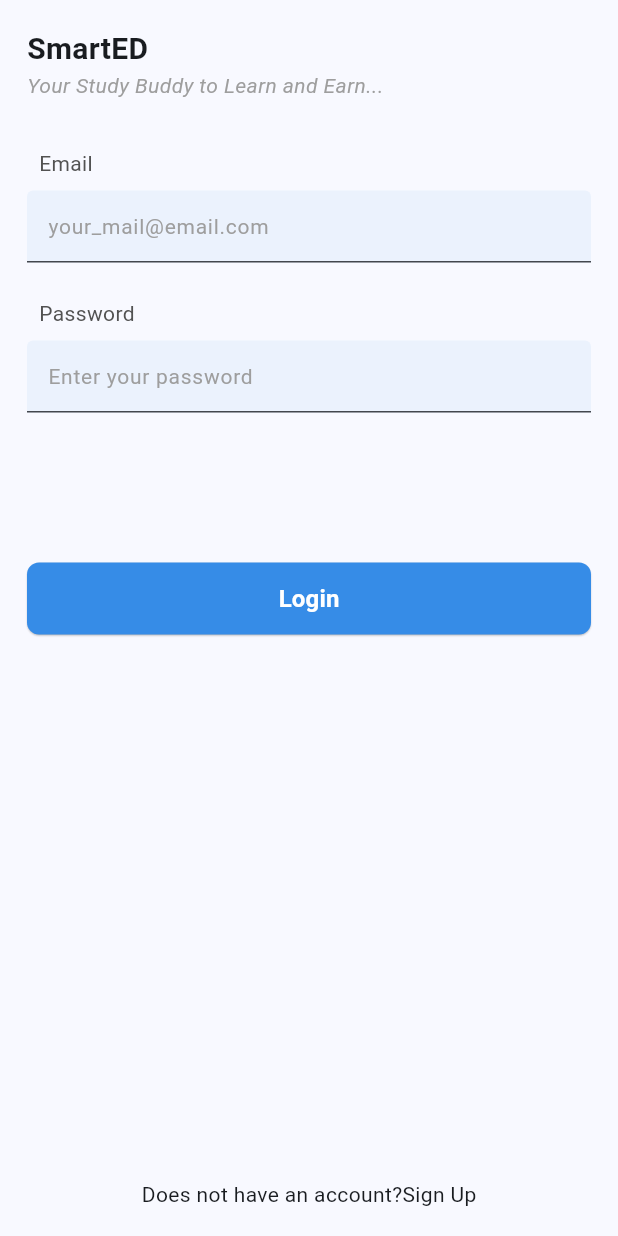
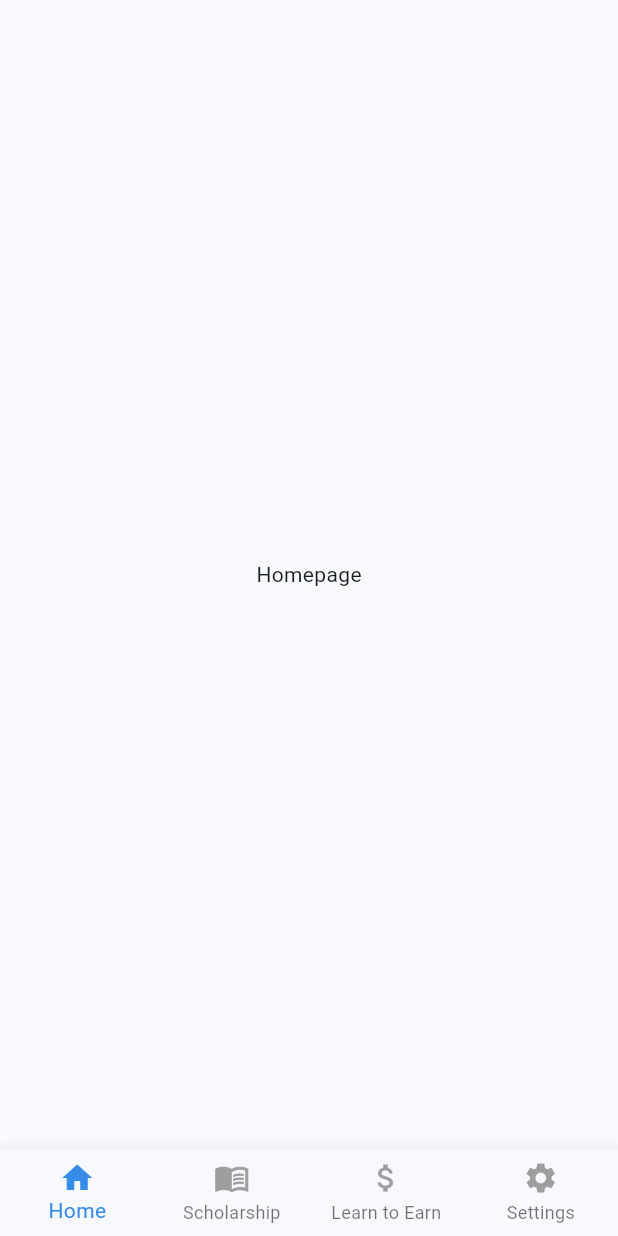
Before and after one commit to Moshood-Kausar/smart_ed, a Flutter app: the LoginScreen screen opened by its route, after a tap on "Login", on a phone screen of 412 x 824 dp. Run offline on Flutter 3.47's test engine with Material 2 defaults, Android fonts, the phone set to English and light mode, and no system bars; missing offline and left inert: flutter_inappwebview; Roboto replaces fonts that are missing (Mulish).

Commit message:
scholarship

```diff
--- a/lib/auth/login.dart
+++ b/lib/auth/login.dart
@@ -96,7 +96,11 @@ class _LoginScreenState extends State<LoginScreen> {
                     SizedBox(
                       width: MediaQuery.of(context).size.width - 20,
                       height: 48.0,
-                      child: AppButton(onPressed: () {}, text: 'Login'),
+                      child: AppButton(
+                          onPressed: () {
+                            Navigator.pushNamed(context, '/dashboard');
+                          },
+                          text: 'Login'),
                     ),
                   ],
                 ),
--- /dev/null
+++ b/lib/screens/dashboard.dart
@@ -0,0 +1,52 @@
+import 'package:flutter/material.dart';
+import 'package:smart_ed/screens/homepage.dart';
+import 'package:smart_ed/screens/learn_earn.dart';
+import 'package:smart_ed/screens/scholarship.dart';
+import 'package:smart_ed/screens/settings.dart';
+import 'package:smart_ed/utils/widget/appcolor.dart';
+
+class DashBoard extends StatefulWidget {
+  const DashBoard({super.key});
+
+  @override
+  State<DashBoard> createState() => _DashBoardState();
+}
+
+class _DashBoardState extends State<DashBoard> {
+  int currentIndex = 0;
+  final List<Widget> screens = [
+    const HomePage(),
+    Scholarship(),
+    const LearnToEarn(),
+    Settings()
+  ];
+  bool loading = true;
+
+  @override
+  Widget build(BuildContext context) {
+    return Scaffold(
+      body: screens[currentIndex],
+      bottomNavigationBar: BottomNavigationBar(
+        fixedColor: AppColor.primary,
+        currentIndex: currentIndex,
+        type: BottomNavigationBarType.fixed,
+        onTap: (value) => setState(() {
+          currentIndex = value;
+        }),
+        selectedIconTheme: IconThemeData(color: AppColor.primary),
+        unselectedIconTheme: IconThemeData(color: AppColor.grey),
+        selectedLabelStyle: TextStyle(color: AppColor.primary),
+        unselectedLabelStyle: TextStyle(color: AppColor.grey),
+        items: const [
+          BottomNavigationBarItem(icon: Icon(Icons.home), label: 'Home'),
+          BottomNavigationBarItem(
+              icon: Icon(Icons.menu_book_outlined), label: 'Scholarship'),
+          BottomNavigationBarItem(
+              icon: Icon(Icons.attach_money), label: 'Learn to Earn'),
+          BottomNavigationBarItem(
+              icon: Icon(Icons.settings), label: 'Settings'),
+        ],
+      ),
+    );
+  }
+}
--- /dev/null
+++ b/lib/screens/homepage.dart
@@ -0,0 +1,17 @@
+import 'package:flutter/material.dart';
+
+class HomePage extends StatefulWidget {
+  const HomePage({super.key});
+
+  @override
+  State<HomePage> createState() => _HomePageState();
+}
+
+class _HomePageState extends State<HomePage> {
+  @override
+  Widget build(BuildContext context) {
+    return const Center(
+      child: Text('Homepage'),
+    );
+  }
+}
--- /dev/null
+++ b/lib/screens/settings.dart
@@ -0,0 +1,17 @@
+import 'package:flutter/material.dart';
+
+class Settings extends StatefulWidget {
+  const Settings({super.key});
+
+  @override
+  State<Settings> createState() => _SettingsState();
+}
+
+class _SettingsState extends State<Settings> {
+  @override
+  Widget build(BuildContext context) {
+    return const Center(
+      child: Text('Settings'),
+    );
+  }
+}
--- a/lib/utils/approutes.dart
+++ b/lib/utils/approutes.dart
@@ -2,6 +2,10 @@ import 'package:flutter/material.dart';
 import 'package:smart_ed/auth/login.dart';
 import 'package:smart_ed/auth/signup.dart';
 import 'package:smart_ed/auth/splashscreen.dart';
+import 'package:smart_ed/screens/dashboard.dart';
+import 'package:smart_ed/screens/homepage.dart';
+import 'package:smart_ed/screens/scholarship.dart';
+import 'package:smart_ed/screens/settings.dart';
 
 class AppRoutes {
   Map<String, Widget Function(BuildContext ctx)> routes =
@@ -9,5 +13,9 @@ class AppRoutes {
     '/': (ctx) => const SplashScreen(),
     '/signup': (ctx) => const SignUpScreen(),
     '/login': (ctx) => const LoginScreen(),
+    '/dashboard': (ctx) => const DashBoard(),
+    '/homepage': (ctx) => const HomePage(),
+    '/settings': (ctx) => const Settings(),
+    '/scholarship': (ctx) => const Scholarship(),
   };
 }
--- a/pubspec.yaml
+++ b/pubspec.yaml
@@ -36,6 +36,8 @@ dependencies:
   # The following adds the Cupertino Icons font to your application.
   # Use with the CupertinoIcons class for iOS style icons.
   cupertino_icons: ^1.0.2
+  http: ^0.13.5
+  flutter_inappwebview: ^5.7.2+3
 
 dev_dependencies:
   flutter_test:
```
Also changed, not shown: lib/screens/learn_earn.dart (added, +17 -0 lines), lib/screens/scholarship.dart (added, +145 -0 lines), lib/services/api.dart (added, +44 -0 lines), lib/services/models/scholarship_model.dart (added, +95 -0 lines), lib/utils/widget/webview.dart (added, +91 -0 lines), pubspec.lock, 7 other files.
